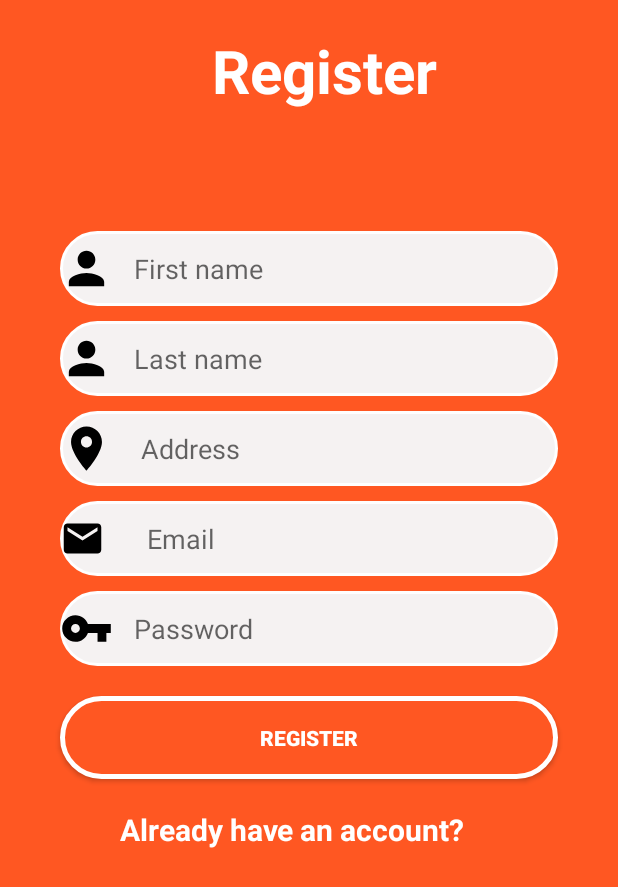
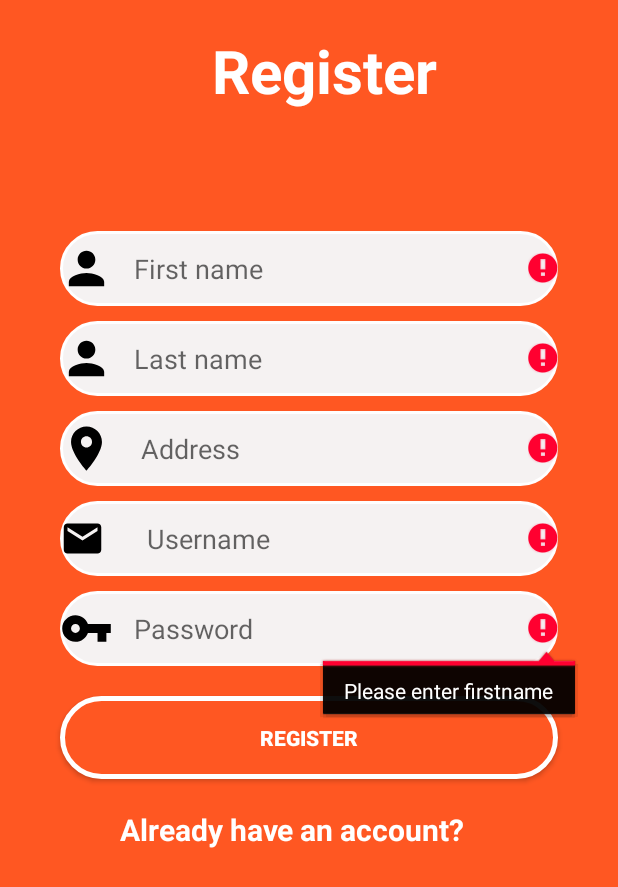
Before and after one commit to dpgaire/trackME, an Android app: the MainActivity screen opened directly, with no data from a screen before it, after a tap on "Not yet!!? Register", on a phone screen of 412 x 824 dp. Shown: the top 887 px of the screen. Run offline under Robolectric (Android 15) with nearby library versions, the phone set to English and light mode, and no system bars; our stand-ins replace CircleImageView.

Commit message:
Validation of register

```diff
--- a/app/src/main/java/com/dpgv1/trackme/MainActivity.java
+++ b/app/src/main/java/com/dpgv1/trackme/MainActivity.java
@@ -18,7 +18,10 @@ private Button Login;
     protected void onCreate(Bundle savedInstanceState) {
         super.onCreate(savedInstanceState);
         setContentView(R.layout.activity_main);
-        binding();
+        Username=findViewById(R.id.etusernamelogin);
+        password=findViewById(R.id.etPasswordLogin);
+        Login=findViewById(R.id.btnLogin);
+        etRegister=findViewById(R.id.ettRegister);
         validation();
         etRegister.setOnClickListener(new View.OnClickListener() {
             @Override
@@ -35,13 +38,13 @@ private Button Login;
             }
         });
     }
-    public void binding(){
-        Username=findViewById(R.id.etusernamelogin);
-        password=findViewById(R.id.etPasswordLogin);
-        Login=findViewById(R.id.btnLogin);
-        etRegister=findViewById(R.id.ettRegister);
-
-    }
+//    public void binding(){
+//        Username=findViewById(R.id.etusernamelogin);
+//        password=findViewById(R.id.etPasswordLogin);
+//        Login=findViewById(R.id.btnLogin);
+//        etRegister=findViewById(R.id.ettRegister);
+//
+//    }
 
     public void validation(){
 
--- a/app/src/main/java/com/dpgv1/trackme/RegisterActivity.java
+++ b/app/src/main/java/com/dpgv1/trackme/RegisterActivity.java
@@ -6,28 +6,26 @@ import androidx.appcompat.app.AppCompatActivity;
 import android.content.Intent;
 import android.content.IntentSender;
 import android.os.Bundle;
+import android.text.TextUtils;
 import android.view.View;
 import android.widget.Button;
+import android.widget.EditText;
 import android.widget.TextView;
-import android.widget.Toast;
-
-import com.google.android.gms.tasks.OnCompleteListener;
-import com.google.android.gms.tasks.Task;
-import com.google.firebase.auth.AuthResult;
-import com.google.firebase.auth.FirebaseAuth;
 
 public class RegisterActivity extends AppCompatActivity {
 
-  private  TextView email,password ,backToLogin;
-  private Button Register,GoogleSignUp;
-  private FirebaseAuth auth;
-    private Object AuthResult;
+  private  TextView backToLogin;
+  private EditText firstName,lastName,address,username,password;
+  private Button Register;
+
 
     @Override
     protected void onCreate(Bundle savedInstanceState) {
         super.onCreate(savedInstanceState);
         setContentView(R.layout.activity_register);
-      backToLogin=findViewById(R.id.etBacktoLogin);
+        binding();
+        validation();
+
       backToLogin.setOnClickListener(new View.OnClickListener() {
           @Override
           public void onClick(View v) {
@@ -35,50 +33,51 @@ public class RegisterActivity extends AppCompatActivity {
               startActivity(intent);
           }
       });
+      Register.setOnClickListener(new View.OnClickListener() {
+          @Override
+          public void onClick(View v) {
+              register();
+          }
+      });
+    }
+    public void binding(){
+        backToLogin=findViewById(R.id.etBacktoLogin);
+        firstName=findViewById(R.id.etfirstname);
+        lastName=findViewById(R.id.etlastname);
+        address=findViewById(R.id.etaddress);
+        Register=findViewById(R.id.btnRegister);
+        username=findViewById(R.id.etusernameReg);
+        password=findViewById(R.id.etPasswordReg);
 
-//        TextView tvlogin=findViewById(R.id.txtLogin);
-//        email=findViewById(R.id.etemail);
-//        password=findViewById(R.id.etpassword);
-//        Register=findViewById(R.id.btnRegister);
-//        //GoogleSignUp=findViewById(R.id.sign_in_button);
-//
-//
-//        tvlogin.setOnClickListener(new View.OnClickListener() {
-//            @Override
-//            public void onClick(View v) {
-//                Intent intent=new Intent(RegisterActivity.this,MainActivity.class);
-//                startActivity(intent);
-//            }
-//        });
-//
-//        Register.setOnClickListener(new View.OnClickListener() {
-//            @Override
-//            public void onClick(View v) {
-//
-//            final String Email=email.getText().toString().trim();
-//            final String Password=password.getText().toString().trim();
-//            auth=FirebaseAuth.getInstance();
-//
-//            auth.createUserWithEmailAndPassword(Email,Password).addOnCompleteListener(new OnCompleteListener<com.google.firebase.auth.AuthResult>() {
-//                @Override
-//                public void onComplete(@NonNull Task<com.google.firebase.auth.AuthResult> task) {
-//                    if(task.isSuccessful()){
-//                        Toast.makeText(RegisterActivity.this, "Register SUcessfull", Toast.LENGTH_SHORT).show();
-//                        Intent intent=new Intent(RegisterActivity.this,MainActivity.class);
-//                        startActivity(intent);
-//
-//
-//
-//                    }else if(!task.isSuccessful()){
-//                        Toast.makeText(RegisterActivity.this, "Register failed", Toast.LENGTH_SHORT).show();
-//
-//                    }
-//
-//                }
-//            });
-//
-//            }
-//
-//        });
+    }
+    public void validation(){
+        if (TextUtils.isEmpty(firstName.getText().toString())) {
+            firstName.setError("Please enter firstname");
+            firstName.requestFocus();
+
+        }
+        if (TextUtils.isEmpty(lastName.getText().toString())) {
+            lastName.setError("Please enter lastname");
+            lastName.requestFocus();
+
+        }
+        if (TextUtils.isEmpty(address.getText().toString())) {
+            address.setError("Please enter address");
+            address.requestFocus();
+
+        }
+        if (TextUtils.isEmpty(username.getText().toString())) {
+            username.setError("Please enter username");
+            username.requestFocus();
+
+        }
+        if (TextUtils.isEmpty(password.getText().toString())) {
+            password.setError("Please enter firstname");
+            password.requestFocus();
+
+        }
+    }
+    public void register(){
+
     }
 }
--- a/app/src/main/res/layout/activity_register.xml
+++ b/app/src/main/res/layout/activity_register.xml
@@ -62,12 +62,12 @@
         android:background="@drawable/style_edittext"
         android:layout_marginRight="40dp"/>
     <EditText
-        android:id="@+id/etEmaliReg"
+        android:id="@+id/etusernameReg"
         android:layout_width="match_parent"
         android:layout_height="50dp"
         android:background="@drawable/style_edittext"
         android:layout_marginTop="10dp"
-        android:hint="      Email"
+        android:hint="      Username"
         android:drawableLeft="@drawable/ic_email_black_24dp"
         android:layout_marginLeft="40dp"
         android:layout_marginRight="40dp"/>
```
